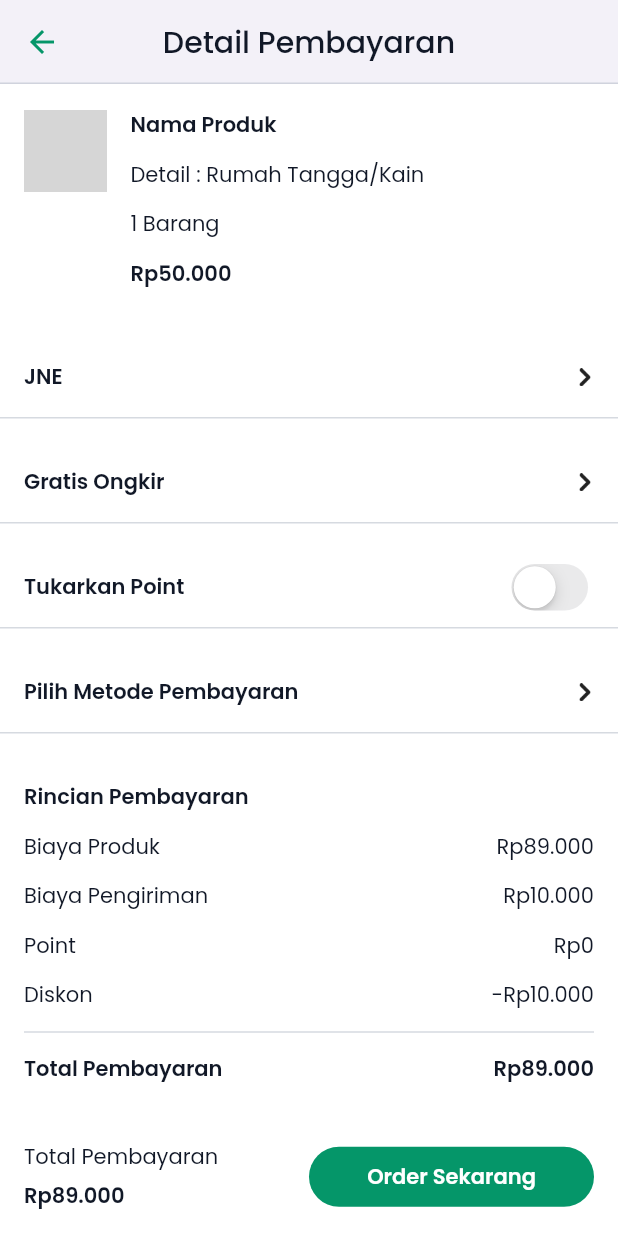
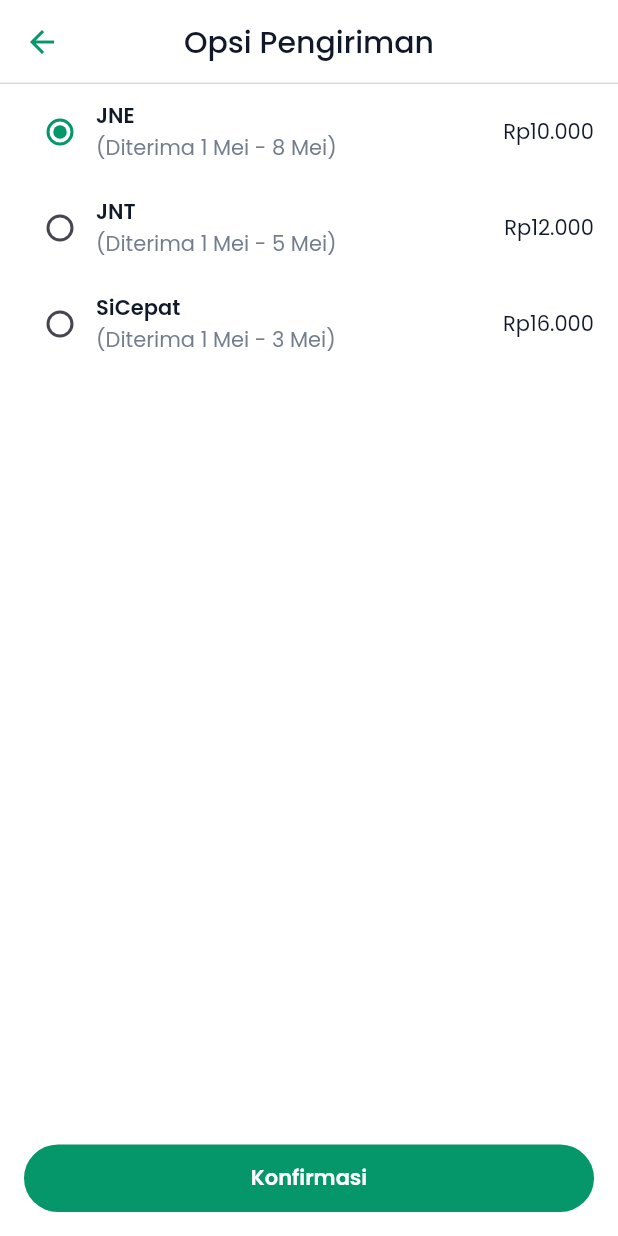
Before and after one commit to Ecowave-Alterra/ecowave-flutter, a Flutter app: the PaymentDetailPage screen opened directly, scrolled down 463 dp, after a tap on "JNE", on a phone screen of 412 x 824 dp. Run offline on Flutter 3.47's test engine with Material 2 defaults, Android fonts, the phone set to English and light mode, and no system bars; our stand-ins replace another_flushbar, carousel_slider, flutter_bloc, flutter_countdown_timer, get_it, google_fonts and 1 more; network calls fail; grey boxes are pictures that could not be loaded.

Commit message:
[FL-017] Pilih Opsi Pengiriman (#18)
* fixing problems

* complete slicing change shipping address

* add extension

* complete slicing shipping options

* change file & class name

* complete slicing shipping options

* manage import from date time extension

---------

Co-authored-by: Wahyu Restu Pamuji <68573221+WahyuOzora1@users.noreply.github.com>

```diff
--- a/lib/core.dart
+++ b/lib/core.dart
@@ -10,6 +10,7 @@ part 'core/constants/images.dart';
 part 'core/constants/sizes.dart';
 
 part 'package:ecowave/core/extensions/build_context_ext.dart';
+part 'package:ecowave/core/extensions/date_time_ext.dart';
 part 'package:ecowave/core/extensions/double_ext.dart';
 part 'package:ecowave/core/extensions/int_ext.dart';
 part 'package:ecowave/core/extensions/string_ext.dart';
--- /dev/null
+++ b/lib/core/extensions/date_time_ext.dart
@@ -0,0 +1,25 @@
+part of 'package:ecowave/core.dart';
+
+final List<String> _monthNames = [
+  'Januari',
+  'Februari',
+  'Maret',
+  'April',
+  'Mei',
+  'Juni',
+  'Juli',
+  'Agustus',
+  'September',
+  'Oktober',
+  'November',
+  'Desember'
+];
+
+extension DateTimeExt on DateTime {
+  String toFormattedMonth() {
+    final int day = this.day;
+    final String month = _monthNames[this.month - 1];
+
+    return '$day $month';
+  }
+}
--- /dev/null
+++ b/lib/features/payment/model/entity/shipping.dart
@@ -0,0 +1,18 @@
+import 'package:ecowave/core.dart';
+
+class Shipping {
+  final String name;
+  final DateTime estimateFrom;
+  final DateTime estimateComing;
+  final int price;
+
+  Shipping({
+    required this.name,
+    required this.estimateFrom,
+    required this.estimateComing,
+    required this.price,
+  });
+
+  String get estimate =>
+      "(Diterima ${estimateFrom.toFormattedMonth()} - ${estimateComing.toFormattedMonth()})";
+}
--- a/lib/features/payment/view/pages/payment_detail_page.dart
+++ b/lib/features/payment/view/pages/payment_detail_page.dart
@@ -5,6 +5,7 @@ import 'package:ecowave/features/payment/model/entity/voucher.dart';
 import 'package:ecowave/features/payment/view/pages/payment_page.dart';
 import 'package:ecowave/features/payment/view/pages/payment_waiting_page.dart';
 import 'package:ecowave/features/payment/view/pages/shipping_address_page.dart';
+import 'package:ecowave/features/payment/view/pages/shipping_options_page.dart';
 import 'package:ecowave/features/payment/view/widgets/address_info_widget.dart';
 import 'package:ecowave/features/payment/view/widgets/checkout_setting_button.dart';
 import 'package:ecowave/features/payment/view/widgets/checkout_setting_switch.dart';
@@ -47,7 +48,8 @@ class PaymentDetailPage extends StatelessWidget {
           CheckoutSettingButton(
             value: "JNE",
             label: "Pilih Opsi Pengiriman",
-            onPressed: () {},
+            onPressed: () =>
+                context.push(const ShippingOptionsPage(shipping: "JNE")),
           ),
           16.0.height,
           CheckoutSettingButton(
--- /dev/null
+++ b/lib/features/payment/view/pages/shipping_options_page.dart
@@ -0,0 +1,106 @@
+import 'package:ecowave/core.dart';
+import 'package:ecowave/features/payment/model/entity/shipping.dart';
+import 'package:flutter/material.dart';
+
+class ShippingOptionsPage extends StatelessWidget {
+  final String shipping;
+
+  const ShippingOptionsPage({
+    super.key,
+    required this.shipping,
+  });
+
+  @override
+  Widget build(BuildContext context) {
+    String? selectedOption = shipping;
+    final List<Shipping> shippings = [
+      Shipping(
+        name: "JNE",
+        estimateFrom: DateTime(2023, 5, 1),
+        estimateComing: DateTime(2023, 5, 8),
+        price: 10000,
+      ),
+      Shipping(
+        name: "JNT",
+        estimateFrom: DateTime(2023, 5, 1),
+        estimateComing: DateTime(2023, 5, 5),
+        price: 12000,
+      ),
+      Shipping(
+        name: "SiCepat",
+        estimateFrom: DateTime(2023, 5, 1),
+        estimateComing: DateTime(2023, 5, 3),
+        price: 16000,
+      ),
+    ];
+
+    return Scaffold(
+      appBar: AppBar(
+        title: const Text("Opsi Pengiriman"),
+      ),
+      body: ListView(
+        children: [
+          StatefulBuilder(
+            builder: (context, changeState) {
+              return Column(
+                crossAxisAlignment: CrossAxisAlignment.start,
+                children: shippings
+                    .map(
+                      (shipping) => InkWell(
+                        onTap: () {
+                          selectedOption = shipping.name;
+                          changeState(() {});
+                        },
+                        child: Padding(
+                          padding: const EdgeInsets.symmetric(
+                              horizontal: AppSizes.primary,
+                              vertical: AppSizes.primary / 2),
+                          child: Row(
+                            children: [
+                              Radio(
+                                value: shipping.name,
+                                groupValue: selectedOption,
+                                onChanged: (value) {},
+                                activeColor: AppColors.primary500,
+                              ),
+                              Column(
+                                crossAxisAlignment: CrossAxisAlignment.start,
+                                children: [
+                                  Text(
+                                    shipping.name,
+                                    style: const TextStyle(
+                                      fontWeight: AppFontWeight.semibold,
+                                    ),
+                                  ),
+                                  Text(
+                                    shipping.estimate,
+                                    style: const TextStyle(
+                                      color: AppColors.grey500,
+                                    ),
+                                  ),
+                                ],
+                              ),
+                              const Spacer(),
+                              Text(shipping.price.currencyFormatRp),
+                            ],
+                          ),
+                        ),
+                      ),
+                    )
+                    .toList(),
+              );
+            },
+          ),
+        ],
+      ),
+      bottomNavigationBar: Padding(
+        padding: const EdgeInsets.all(AppSizes.primary),
+        child: EcoFormButton(
+          height: 45.0,
+          label: "Konfirmasi",
+          onPressed: () => context.pop(),
+        ),
+      ),
+    );
+  }
+}
```
